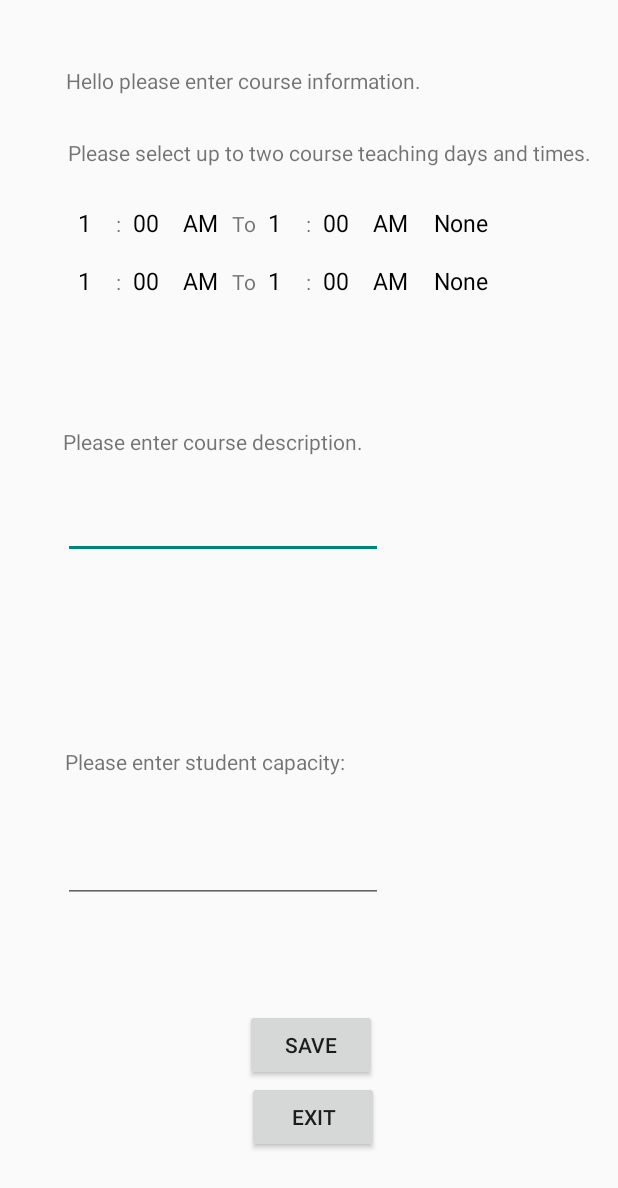
After one commit to A-Steeves/SEG2105-TermProject, an Android app: the courseInfo screen opened directly, with no data from a screen before it, on a phone screen of 412 x 824 dp. The commit adds this screen. Shown: the top 1188 px of the screen. Run offline under Robolectric (Android 15) with nearby library versions, the phone set to English and light mode, and no system bars.

Commit message:
Commit 13  - new course edit page

```diff
--- a/app/src/main/AndroidManifest.xml
+++ b/app/src/main/AndroidManifest.xml
@@ -9,7 +9,8 @@
         android:roundIcon="@mipmap/ic_launcher_round"
         android:supportsRtl="true"
         android:theme="@style/Theme.Lab3">
-        <activity android:name=".instructorPage"></activity>
+        <activity android:name=".courseInfo"></activity>
+        <activity android:name=".instructorPage" />
         <activity android:name=".IntructorCoursePage" />
         <activity
             android:name=".MainActivity2"
--- a/app/src/main/java/com/example/lab3/IntructorCoursePage.java
+++ b/app/src/main/java/com/example/lab3/IntructorCoursePage.java
@@ -2,6 +2,7 @@ package com.example.lab3;
 
 import androidx.appcompat.app.AppCompatActivity;
 
+import android.content.Intent;
 import android.os.Bundle;
 import android.view.View;
 import android.widget.ArrayAdapter;
@@ -16,8 +17,8 @@ import android.widget.Toast;
 
 public class IntructorCoursePage extends AppCompatActivity {
 
-    Button btnAssign, btnEdit, btnUnassign, btnSave;
-    EditText text1, text3, text4;
+    Button btnAssign, btnEdit, btnUnassign;
+    EditText text1, text3, courseTime, text4;
 
     NewDBHandler db;
     Course currentCourse;
@@ -32,11 +33,7 @@ public class IntructorCoursePage extends AppCompatActivity {
         //currentCourse = db.findCourse(courseName);
 
 
-        //CourseTIME
-        Spinner courseTime = (Spinner)findViewById(R.id.courseTime);
-        String[] types = new String[]{"8:30 AM", "10:00 AM", "11:30 AM", "1:00 PM", "2:30 PM", "4:00 PM", "5:30 PM", "7:00 PM", "8:30 PM"};
-        ArrayAdapter<String> adapter = new ArrayAdapter<>(this, android.R.layout.simple_spinner_dropdown_item, types);
-        courseTime.setAdapter(adapter);
+
 
         /*
         For Ajay
@@ -77,12 +74,13 @@ public class IntructorCoursePage extends AppCompatActivity {
         btnAssign = (Button)findViewById(R.id.btnAssign);
         btnEdit = (Button)findViewById(R.id.btnEdit);
         btnUnassign = (Button)findViewById(R.id.btnUnassign);
-        btnSave = (Button)findViewById(R.id.btnSave);
+
 
 
 
 
         text1 = (EditText)findViewById(R.id.textName);
+        courseTime = (EditText)findViewById(R.id.courseTime);
         text3 = (EditText)findViewById(R.id.text3);
         text4 = (EditText)findViewById(R.id.text4);
 
@@ -100,7 +98,7 @@ public class IntructorCoursePage extends AppCompatActivity {
         //Done
 
 
-        btnSave.setVisibility(View.GONE);
+
         btnEdit.setVisibility(View.GONE);
         btnUnassign.setVisibility(View.GONE);
 
@@ -114,7 +112,7 @@ public class IntructorCoursePage extends AppCompatActivity {
             text3.setText(currentCourse.getDescription());
             text4.setText(currentCourse.getStudent_Capacity());
 
-            btnSave.setVisibility(View.VISIBLE);
+
             btnEdit.setVisibility(View.VISIBLE);
             btnUnassign.setVisibility(View.VISIBLE);
 
@@ -152,15 +150,11 @@ public class IntructorCoursePage extends AppCompatActivity {
         btnEdit.setOnClickListener(new View.OnClickListener() {
             @Override
             public void onClick(View v) {
-                btnEdit.setVisibility(View.GONE);
-                btnUnassign.setVisibility(View.GONE);
-                btnSave.setVisibility(View.VISIBLE);
+                testPage();
 
 
-                text1.setEnabled(true);
-                courseTime.setEnabled(true);
-                text3.setEnabled(true);
-                text4.setEnabled(true);
+
+
 
                 text1.setVisibility(View.VISIBLE);
                 courseTime.setVisibility(View.VISIBLE);
@@ -172,28 +166,7 @@ public class IntructorCoursePage extends AppCompatActivity {
             }
         });
 
-        btnSave.setOnClickListener(new View.OnClickListener() {
-            @Override
-            public void onClick(View v) {
-                btnEdit.setVisibility(View.VISIBLE);
-                btnUnassign.setVisibility(View.VISIBLE);
 
-                btnSave.setVisibility(View.GONE);
-
-                text1.setEnabled(false);
-                courseTime.setEnabled(false);
-                text3.setEnabled(false);
-                text4.setEnabled(false);
-
-
-
-                //currentCourse.setDays(findViewById(R.id.textName));
-                //currentCourse.setHours((EditText)findViewById(R.id.courseTime));
-                //currentCourse.setDescription(findViewById(R.id.text3));
-                //currentCourse.setStudentCapacity(findViewById(R.id.text4));
-
-            }
-        });
 
         btnUnassign.setOnClickListener(new View.OnClickListener() {
             @Override
@@ -216,6 +189,10 @@ public class IntructorCoursePage extends AppCompatActivity {
 
 
     }
+    private void testPage(){
+        Intent intent = new Intent (this, courseInfo.class);
+        startActivity(intent);
+    }
 
 
 }
--- a/app/src/main/java/com/example/lab3/MainActivity.java
+++ b/app/src/main/java/com/example/lab3/MainActivity.java
@@ -51,7 +51,7 @@ public class MainActivity extends AppCompatActivity {
     @Override
     protected void onCreate(Bundle savedInstanceState) {
         super.onCreate(savedInstanceState);
-        //testPage();
+        testPage();
         setContentView(R.layout.activity_login);
 
         adminDetails = new adminCredentials();
--- /dev/null
+++ b/app/src/main/java/com/example/lab3/courseInfo.java
@@ -0,0 +1,233 @@
+package com.example.lab3;
+
+import androidx.appcompat.app.AppCompatActivity;
+
+import android.content.Intent;
+import android.os.Bundle;
+import android.view.View;
+import android.widget.ArrayAdapter;
+import android.widget.Button;
+import android.widget.Spinner;
+import android.widget.Toast;
+
+public class courseInfo extends AppCompatActivity {
+
+
+    Spinner startFirst, timePeriodA1, startSecond, endFirst, endSecond,timePeriodA2, weekday;
+    Spinner startFirst2, startSecond2,timePeriodB1, endFirst2, endSecond2, timePeriodB2, weekday2;
+    NewDBHandler db;
+    Course currentCourse;
+    Button btnsave, btnExit;
+
+    @Override
+    protected void onCreate(Bundle savedInstanceState) {
+        super.onCreate(savedInstanceState);
+        setContentView(R.layout.activity_course_info);
+
+        db = new NewDBHandler(this);
+        //currentCourse = db.findCourse("SEG");
+
+        String[] first = new String[]{"1","2","3","4","5","6","7","8","9","10","11","12"};
+        String[] second = new String[]{"00","15","30","45"};
+        String[] timePeriod = new String[]{"AM","PM"};
+
+        startFirst = (Spinner)findViewById(R.id.startFirst);
+        ArrayAdapter<String> adapter1 = new ArrayAdapter<>(this, android.R.layout.simple_spinner_dropdown_item, first);
+        startFirst.setAdapter(adapter1);
+
+        startSecond = (Spinner)findViewById(R.id.startSecond);
+        ArrayAdapter<String> adapter2 = new ArrayAdapter<>(this, android.R.layout.simple_spinner_dropdown_item, second);
+        startSecond.setAdapter(adapter2);
+
+        timePeriodA1 = (Spinner)findViewById(R.id.timePeriodA1);
+        ArrayAdapter<String> timeA1 = new ArrayAdapter<>(this, android.R.layout.simple_spinner_dropdown_item, timePeriod);
+        timePeriodA1.setAdapter(timeA1);
+
+        endFirst = (Spinner)findViewById(R.id.endFirst);
+        ArrayAdapter<String> adapter3 = new ArrayAdapter<>(this, android.R.layout.simple_spinner_dropdown_item, first);
+        endFirst.setAdapter(adapter3);
+
+        endSecond = (Spinner)findViewById(R.id.endSecond);
+        ArrayAdapter<String> adapter4 = new ArrayAdapter<>(this, android.R.layout.simple_spinner_dropdown_item, second);
+        endSecond.setAdapter(adapter4);
+
+        timePeriodA2 = (Spinner)findViewById(R.id.timePeriodA2);
+        ArrayAdapter<String> timeA2 = new ArrayAdapter<>(this, android.R.layout.simple_spinner_dropdown_item, timePeriod);
+        timePeriodA2.setAdapter(timeA2);
+
+        weekday = (Spinner)findViewById(R.id.weekday);
+        String[] days = new String[]{"None","Monday","Tuesday","Wednesday","Thursday","Friday"};
+        ArrayAdapter<String> adapter5 = new ArrayAdapter<>(this, android.R.layout.simple_spinner_dropdown_item, days);
+        weekday.setAdapter(adapter5);
+
+
+
+
+        startFirst2 = (Spinner)findViewById(R.id.startFirst2);
+        startFirst2.setAdapter(adapter1);
+
+        startSecond2 = (Spinner)findViewById(R.id.startSecond2);
+        startSecond2.setAdapter(adapter2);
+
+        timePeriodB1= (Spinner)findViewById(R.id.timePeriodB1);
+        timePeriodB1.setAdapter(timeA1);
+
+        endFirst2 = (Spinner)findViewById(R.id.endFirst2);
+        endFirst2.setAdapter(adapter3);
+
+        endSecond2 = (Spinner)findViewById(R.id.endSecond2);
+        endSecond2.setAdapter(adapter4);
+
+        timePeriodB2= (Spinner)findViewById(R.id.timePeriodB2);
+        timePeriodB2.setAdapter(timeA2);
+
+        weekday2 = (Spinner)findViewById(R.id.weekday2);
+        weekday2.setAdapter(adapter5);
+
+
+        btnsave = (Button)findViewById(R.id.btnSave1);
+        btnExit = (Button)findViewById(R.id.btnExit);
+
+        btnExit.setOnClickListener(new View.OnClickListener() {
+            @Override
+            public void onClick(View v) {
+                testPage();
+            }
+        });
+
+        btnsave.setOnClickListener(new View.OnClickListener() {
+            @Override
+            public void onClick(View v) {
+                if(weekday.getSelectedItem().toString() != "None"){
+
+
+
+                    String firstPeriod = timePeriodA1.getSelectedItem().toString();
+                    String secondPeriod = timePeriodA2.getSelectedItem().toString();
+
+
+
+                    int first = Integer.parseInt(startFirst.getSelectedItem().toString());
+                    int second;
+                    String temp1 = startSecond.getSelectedItem().toString();
+                    if(temp1 == "00"){
+                        second = 0;
+                    }else{
+                        second = Integer.parseInt(temp1);
+                    }
+                    int third = Integer.parseInt(endFirst.getSelectedItem().toString());
+
+                    int fourth;
+
+                    String temp2 = endSecond.getSelectedItem().toString();
+                    if(temp2 == "00"){
+                        fourth = 0;
+                    }else{
+                        fourth = Integer.parseInt(temp2);
+                    }
+
+
+
+
+
+                    if(!(firstPeriod == "PM" && secondPeriod == "AM")){
+
+                        if(!(firstPeriod == "AM" && first <= 7 && second < 30)){
+
+                            if(!(secondPeriod == "PM" && third >= 11 && fourth > 0)){
+
+                                if(!(firstPeriod == secondPeriod && first>=third && fourth<=second)) {
+                                    String firstDate = "" + weekday.getSelectedItem().toString() + ": " + startFirst.getSelectedItem().toString() +":"+ startSecond.getSelectedItem().toString() + " " + timePeriodA1.getSelectedItem().toString() + "-" + endFirst.getSelectedItem().toString() + ":"+endSecond.getSelectedItem().toString() + " " + timePeriodA2.getSelectedItem().toString() + "";
+                                    Toast.makeText(getApplicationContext(), firstDate, Toast.LENGTH_SHORT).show();
+                                }else{
+                                    Toast.makeText(getApplicationContext(), "Start time cannot be before end time.", Toast.LENGTH_SHORT).show();
+                                }
+
+                            }else{
+                                Toast.makeText(getApplicationContext(), "End time must be before 10:00 PM.", Toast.LENGTH_SHORT).show();
+                            }
+                        }else{
+                            Toast.makeText(getApplicationContext(), "Start time must be after 8:30 AM.", Toast.LENGTH_SHORT).show();
+                        }
+
+                    }else{
+                        Toast.makeText(getApplicationContext(), "Start time cannot be in PM if end time is in AM.", Toast.LENGTH_SHORT).show();
+                    }
+
+
+                }
+
+
+
+
+                if(weekday2.getSelectedItem().toString() != "None"){
+
+                    String firstPeriod = timePeriodB1.getSelectedItem().toString();
+                    String secondPeriod = timePeriodB2.getSelectedItem().toString();
+
+
+
+                    int first = Integer.parseInt(startFirst2.getSelectedItem().toString());
+                    int second;
+                    String temp1 = startSecond2.getSelectedItem().toString();
+                    if(temp1 == "00"){
+                        second = 0;
+                    }else{
+                        second = Integer.parseInt(temp1);
+                    }
+                    int third = Integer.parseInt(endFirst2.getSelectedItem().toString());
+
+                    int fourth;
+
+                    String temp2 = endSecond2.getSelectedItem().toString();
+                    if(temp2 == "00"){
+                        fourth = 0;
+                    }else{
+                        fourth = Integer.parseInt(temp2);
+                    }
+
+
+
+
+
+                    if(!(firstPeriod == "PM" && secondPeriod == "AM")){
+
+                        if(!(firstPeriod == "AM" && first <= 7 && second < 30)){
+
+                            if(!(secondPeriod == "PM" && third >= 11 && fourth > 0)){
+
+                                if(!(firstPeriod == secondPeriod && first>=third && fourth<=second)) {
+                                    String secondDate = "" + weekday2.getSelectedItem().toString() + ": " + startFirst2.getSelectedItem().toString() + ":"+ startSecond2.getSelectedItem().toString() + " " + timePeriodB1.getSelectedItem().toString() + "-" + endFirst2.getSelectedItem().toString() + ":" +endSecond2.getSelectedItem().toString() + " " + timePeriodB2.getSelectedItem().toString() + "";
+
+                                    Toast.makeText(getApplicationContext(), secondDate, Toast.LENGTH_SHORT).show();
+                                }else{
+                                    Toast.makeText(getApplicationContext(), "Start time cannot be before end time.", Toast.LENGTH_SHORT).show();
+                                }
+
+                            }else{
+                                Toast.makeText(getApplicationContext(), "End time must be before 10:00 PM.", Toast.LENGTH_SHORT).show();
+                            }
+                        }else{
+                            Toast.makeText(getApplicationContext(), "Start time must be after 8:30 AM.", Toast.LENGTH_SHORT).show();
+                        }
+
+                    }else{
+                        Toast.makeText(getApplicationContext(), "Start time cannot be in PM if end time is in AM.", Toast.LENGTH_SHORT).show();
+                    }
+                }
+
+            }
+        });
+
+
+
+
+
+    }
+
+    private void testPage(){
+        Intent intent = new Intent (this, IntructorCoursePage.class);
+        startActivity(intent);
+    }
+
+}
--- /dev/null
+++ b/app/src/main/res/layout/activity_course_info.xml
@@ -0,0 +1,264 @@
+<?xml version="1.0" encoding="utf-8"?>
+<androidx.constraintlayout.widget.ConstraintLayout xmlns:android="http://schemas.android.com/apk/res/android"
+    xmlns:app="http://schemas.android.com/apk/res-auto"
+    xmlns:tools="http://schemas.android.com/tools"
+    android:layout_width="match_parent"
+    android:layout_height="match_parent"
+    tools:context=".courseInfo">
+
+    <TextView
+        android:id="@+id/heading"
+        android:layout_width="wrap_content"
+        android:layout_height="wrap_content"
+        android:layout_marginTop="44dp"
+        android:text="Hello please enter course information."
+
+        app:layout_constraintEnd_toEndOf="parent"
+        app:layout_constraintHorizontal_bias="0.25"
+        app:layout_constraintStart_toStartOf="parent"
+        app:layout_constraintTop_toTopOf="parent" />
+
+    <LinearLayout
+        android:id="@+id/linearLayout"
+        android:layout_width="wrap_content"
+        android:layout_height="wrap_content"
+
+
+        android:layout_marginTop="61dp"
+        android:orientation="horizontal"
+        app:layout_constraintStart_toStartOf="@+id/heading"
+        app:layout_constraintTop_toBottomOf="@+id/heading">
+
+
+        <Spinner
+            android:id="@+id/startFirst"
+            android:layout_width="wrap_content"
+            android:layout_height="wrap_content"
+            android:layout_marginStart="0dp"
+
+            android:background="@null" />
+
+        <TextView
+            android:id="@+id/semicolon"
+            android:layout_width="wrap_content"
+            android:layout_height="wrap_content"
+            android:layout_marginStart="0dp"
+            android:text=":" />
+
+        <Spinner
+            android:id="@+id/startSecond"
+            android:layout_width="wrap_content"
+            android:layout_height="wrap_content"
+            android:layout_marginStart="0dp"
+
+            android:background="@null" />
+
+        <Spinner
+            android:id="@+id/timePeriodA1"
+            android:layout_width="wrap_content"
+            android:layout_height="wrap_content"
+            android:layout_marginStart="0dp"
+            android:background="@null" />
+
+        <TextView
+            android:id="@+id/textTo"
+            android:layout_width="wrap_content"
+            android:layout_height="wrap_content"
+            android:layout_marginStart="0dp"
+            android:text="To" />
+
+        <Spinner
+            android:id="@+id/endFirst"
+            android:layout_width="wrap_content"
+            android:layout_height="wrap_content"
+            android:layout_marginStart="0dp"
+            android:background="@null" />
+
+        <TextView
+            android:id="@+id/semicolon2"
+            android:layout_width="wrap_content"
+            android:layout_height="wrap_content"
+            android:layout_marginStart="0dp"
+            android:text=":" />
+
+        <Spinner
+            android:id="@+id/endSecond"
+            android:layout_width="wrap_content"
+            android:layout_height="wrap_content"
+            android:layout_marginStart="0dp"
+            android:background="@null" />
+
+        <Spinner
+            android:id="@+id/timePeriodA2"
+            android:layout_width="wrap_content"
+            android:layout_height="wrap_content"
+            android:layout_marginStart="0dp"
+            android:background="@null" />
+
+        <Spinner
+            android:id="@+id/weekday"
+            android:layout_width="wrap_content"
+            android:layout_height="wrap_content"
+            android:layout_marginStart="0dp"
+            android:background="@null" />
+    </LinearLayout>
+
+    <LinearLayout
+        android:id="@+id/linearLayout2"
+        android:layout_width="wrap_content"
+        android:layout_height="wrap_content"
+
+
+        android:layout_marginTop="100dp"
+        android:orientation="horizontal"
+        app:layout_constraintStart_toStartOf="@+id/heading"
+        app:layout_constraintTop_toBottomOf="@+id/heading">
+
+
+        <Spinner
+            android:id="@+id/startFirst2"
+            android:layout_width="wrap_content"
+            android:layout_height="wrap_content"
+            android:layout_marginStart="0dp"
+
+            android:background="@null" />
+
+        <TextView
+            android:id="@+id/semicolon3"
+            android:layout_width="wrap_content"
+            android:layout_height="wrap_content"
+            android:layout_marginStart="0dp"
+            android:text=":" />
+
+
+        <Spinner
+            android:id="@+id/startSecond2"
+            android:layout_width="wrap_content"
+            android:layout_height="wrap_content"
+            android:layout_marginStart="0dp"
+
+            android:background="@null" />
+
+        <Spinner
+            android:id="@+id/timePeriodB1"
+            android:layout_width="wrap_content"
+            android:layout_height="wrap_content"
+            android:layout_marginStart="0dp"
+            android:background="@null" />
+
+        <TextView
+            android:id="@+id/textTo2"
+            android:layout_width="wrap_content"
+            android:layout_height="wrap_content"
+            android:layout_marginStart="0dp"
+            android:text="To" />
+
+        <Spinner
+            android:id="@+id/endFirst2"
+            android:layout_width="wrap_content"
+            android:layout_height="wrap_content"
+            android:layout_marginStart="0dp"
+            android:background="@null" />
+
+        <TextView
+            android:id="@+id/semicolon4"
+            android:layout_width="wrap_content"
+            android:layout_height="wrap_content"
+            android:layout_marginStart="0dp"
+            android:text=":" />
+
+        <Spinner
+            android:id="@+id/endSecond2"
+            android:layout_width="wrap_content"
+            android:layout_height="wrap_content"
+            android:layout_marginStart="0dp"
+            android:background="@null" />
+
+        <Spinner
+            android:id="@+id/timePeriodB2"
+            android:layout_width="wrap_content"
+            android:layout_height="wrap_content"
+            android:layout_marginStart="0dp"
+            android:background="@null" />
+
+        <Spinner
+            android:id="@+id/weekday2"
+            android:layout_width="wrap_content"
+            android:layout_height="wrap_content"
+            android:layout_marginStart="0dp"
+            android:background="@null" />
+    </LinearLayout>
+
+    <TextView
+        android:id="@+id/textView6"
+        android:layout_width="wrap_content"
+        android:layout_height="wrap_content"
+        android:layout_marginStart="1dp"
+        android:layout_marginBottom="13dp"
+        android:text="Please select up to two course teaching days and times."
+        app:layout_constraintBottom_toTopOf="@+id/linearLayout"
+        app:layout_constraintStart_toStartOf="@+id/linearLayout" />
+
+    <TextView
+        android:id="@+id/textView8"
+        android:layout_width="wrap_content"
+        android:layout_height="wrap_content"
+        android:layout_marginStart="42dp"
+        android:layout_marginTop="73dp"
+        android:text="Please enter course description."
+        app:layout_constraintStart_toStartOf="parent"
+        app:layout_constraintTop_toBottomOf="@+id/linearLayout2" />
+
+    <EditText
+        android:id="@+id/editTextTextPersonName3"
+        android:layout_width="wrap_content"
+        android:layout_height="wrap_content"
+        android:layout_marginTop="23dp"
+        android:ems="10"
+        android:inputType="textPersonName"
+        android:text=""
+        app:layout_constraintStart_toStartOf="@+id/textView8"
+        app:layout_constraintTop_toBottomOf="@+id/textView8" />
+
+    <TextView
+        android:id="@+id/textView10"
+        android:layout_width="wrap_content"
+        android:layout_height="wrap_content"
+        android:layout_marginStart="43dp"
+        android:layout_marginBottom="39dp"
+        android:text="Please enter student capacity:"
+        app:layout_constraintBottom_toTopOf="@+id/editTextNumber"
+        app:layout_constraintStart_toStartOf="parent" />
+
+    <EditText
+        android:id="@+id/editTextNumber"
+        android:layout_width="wrap_content"
+        android:layout_height="wrap_content"
+        android:layout_marginBottom="222dp"
+        android:ems="10"
+        android:inputType="number"
+        app:layout_constraintBottom_toBottomOf="parent"
+        app:layout_constraintEnd_toEndOf="@+id/editTextTextPersonName3"
+        app:layout_constraintStart_toStartOf="@+id/editTextTextPersonName3" />
+
+    <Button
+        android:id="@+id/btnSave1"
+        android:layout_width="wrap_content"
+        android:layout_height="wrap_content"
+        android:layout_marginEnd="4dp"
+        android:layout_marginBottom="103dp"
+        android:text="Save"
+        app:layout_constraintBottom_toBottomOf="parent"
+        app:layout_constraintEnd_toEndOf="@+id/editTextNumber" />
+
+    <Button
+        android:id="@+id/btnExit"
+        android:layout_width="wrap_content"
+        android:layout_height="wrap_content"
+        android:layout_marginStart="1dp"
+        android:text="Exit"
+        app:layout_constraintStart_toStartOf="@+id/btnSave1"
+        app:layout_constraintTop_toBottomOf="@+id/btnSave1" />
+
+
+</androidx.constraintlayout.widget.ConstraintLayout>
--- a/app/src/main/res/layout/activity_intructor_course_page.xml
+++ b/app/src/main/res/layout/activity_intructor_course_page.xml
@@ -72,14 +72,7 @@
         app:layout_editor_absoluteY="223dp" />
 
 
-    <Button
-        android:id="@+id/btnSave"
-        android:layout_width="wrap_content"
-        android:layout_height="wrap_content"
-        android:layout_marginBottom="10dp"
-        android:text="Save"
-        app:layout_constraintBottom_toTopOf="@+id/textName"
-        app:layout_constraintStart_toStartOf="@+id/btnAssign" />
+
 
     <EditText
         android:id="@+id/textName"
@@ -94,14 +87,13 @@
         app:layout_constraintTop_toBottomOf="@+id/btnAssign" />
 
 
-    <Spinner
+    <EditText
         android:id="@+id/courseTime"
         android:layout_width="wrap_content"
         android:layout_height="wrap_content"
         android:layout_marginTop="12dp"
         android:layout_marginLeft="40dp"
         android:layout_marginRight="20dp"
-        android:spinnerMode="dropdown"
 
         app:layout_constraintStart_toStartOf="parent"
         app:layout_constraintTop_toBottomOf="@+id/textName" />
```
